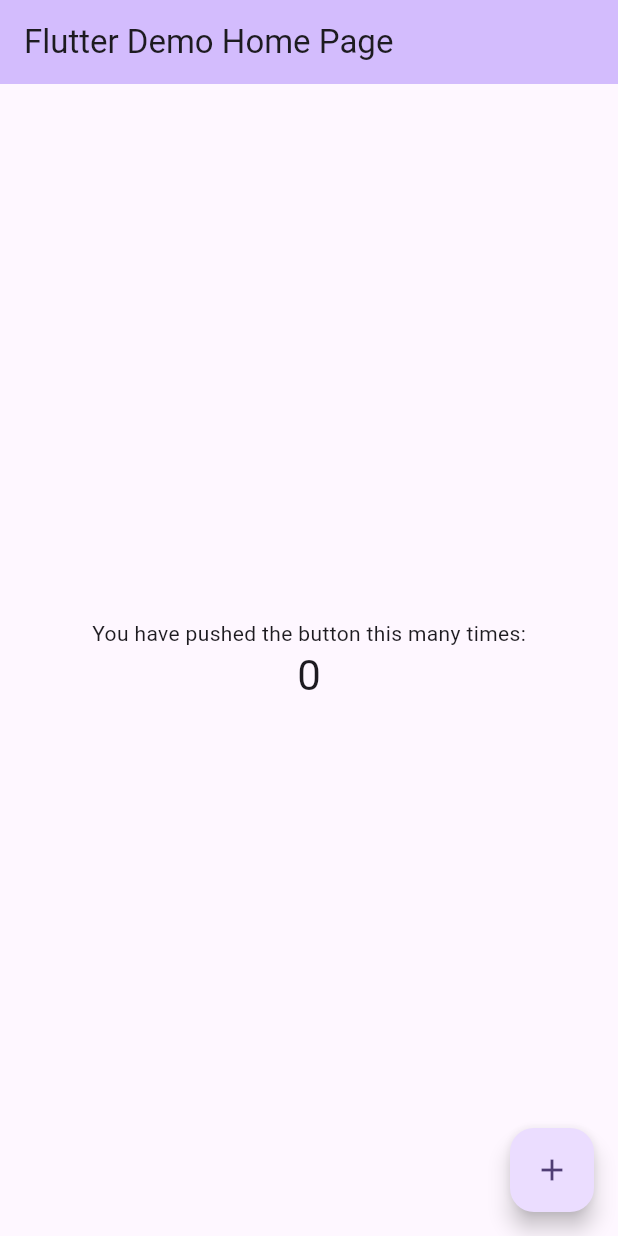
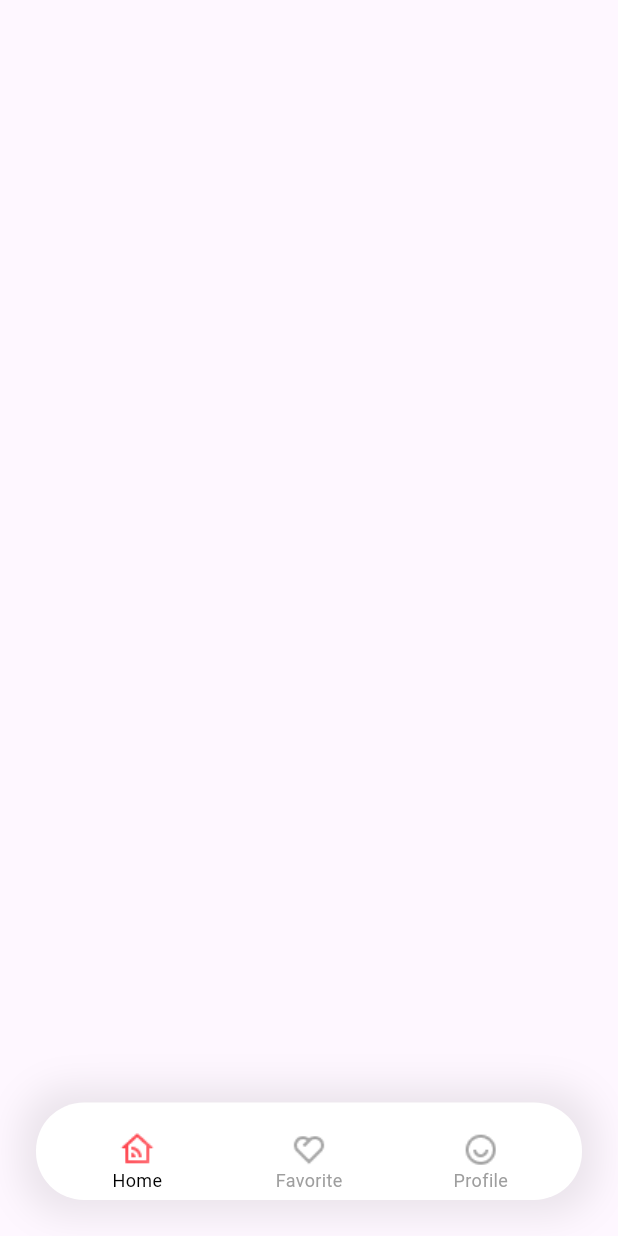
Before and after one commit to Rana-Mohsen/news_app, a Flutter app: the screen it shows after launch, on a phone screen of 412 x 824 dp. Run offline on Flutter 3.47's test engine with Material 3 defaults, Android fonts, the phone set to English and light mode, and no system bars.

Commit message:
create nav bar

```diff
--- a/lib/main.dart
+++ b/lib/main.dart
@@ -1,4 +1,5 @@
 import 'package:flutter/material.dart';
+import 'package:news_app/screens/navigation.dart';
 
 void main() {
   runApp(const MyApp());
@@ -31,95 +32,7 @@ class MyApp extends StatelessWidget {
         colorScheme: ColorScheme.fromSeed(seedColor: Colors.deepPurple),
         useMaterial3: true,
       ),
-      home: const MyHomePage(title: 'Flutter Demo Home Page'),
+      home: const Navigation(),
     );
   }
 }
-
-class MyHomePage extends StatefulWidget {
-  const MyHomePage({super.key, required this.title});
-
-  // This widget is the home page of your application. It is stateful, meaning
-  // that it has a State object (defined below) that contains fields that affect
-  // how it looks.
-
-  // This class is the configuration for the state. It holds the values (in this
-  // case the title) provided by the parent (in this case the App widget) and
-  // used by the build method of the State. Fields in a Widget subclass are
-  // always marked "final".
-
-  final String title;
-
-  @override
-  State<MyHomePage> createState() => _MyHomePageState();
-}
-
-class _MyHomePageState extends State<MyHomePage> {
-  int _counter = 0;
-
-  void _incrementCounter() {
-    setState(() {
-      // This call to setState tells the Flutter framework that something has
-      // changed in this State, which causes it to rerun the build method below
-      // so that the display can reflect the updated values. If we changed
-      // _counter without calling setState(), then the build method would not be
-      // called again, and so nothing would appear to happen.
-      _counter++;
-    });
-  }
-
-  @override
-  Widget build(BuildContext context) {
-    // This method is rerun every time setState is called, for instance as done
-    // by the _incrementCounter method above.
-    //
-    // The Flutter framework has been optimized to make rerunning build methods
-    // fast, so that you can just rebuild anything that needs updating rather
-    // than having to individually change instances of widgets.
-    return Scaffold(
-      appBar: AppBar(
-        // TRY THIS: Try changing the color here to a specific color (to
-        // Colors.amber, perhaps?) and trigger a hot reload to see the AppBar
-        // change color while the other colors stay the same.
-        backgroundColor: Theme.of(context).colorScheme.inversePrimary,
-        // Here we take the value from the MyHomePage object that was created by
-        // the App.build method, and use it to set our appbar title.
-        title: Text(widget.title),
-      ),
-      body: Center(
-        // Center is a layout widget. It takes a single child and positions it
-        // in the middle of the parent.
-        child: Column(
-          // Column is also a layout widget. It takes a list of children and
-          // arranges them vertically. By default, it sizes itself to fit its
-          // children horizontally, and tries to be as tall as its parent.
-          //
-          // Column has various properties to control how it sizes itself and
-          // how it positions its children. Here we use mainAxisAlignment to
-          // center the children vertically; the main axis here is the vertical
-          // axis because Columns are vertical (the cross axis would be
-          // horizontal).
-          //
-          // TRY THIS: Invoke "debug painting" (choose the "Toggle Debug Paint"
-          // action in the IDE, or press "p" in the console), to see the
-          // wireframe for each widget.
-          mainAxisAlignment: MainAxisAlignment.center,
-          children: <Widget>[
-            const Text(
-              'You have pushed the button this many times:',
-            ),
-            Text(
-              '$_counter',
-              style: Theme.of(context).textTheme.headlineMedium,
-            ),
-          ],
-        ),
-      ),
-      floatingActionButton: FloatingActionButton(
-        onPressed: _incrementCounter,
-        tooltip: 'Increment',
-        child: const Icon(Icons.add),
-      ), // This trailing comma makes auto-formatting nicer for build methods.
-    );
-  }
-}
--- /dev/null
+++ b/lib/screens/navigation.dart
@@ -0,0 +1,100 @@
+import 'package:flutter/material.dart';
+
+class Navigation extends StatefulWidget {
+  const Navigation({super.key});
+
+  @override
+  State<Navigation> createState() => _NavigationState();
+}
+
+class _NavigationState extends State<Navigation> {
+  List<String> icons = [
+    'assets/icons/Home.png',
+    'assets/icons/Favorite.png',
+    'assets/icons/Profile.png'
+  ];
+  List<String> selectedIcons = [
+    'assets/icons/HomeActive.png',
+    'assets/icons/FavoriteActive.png',
+    'assets/icons/ProfileActive.png'
+  ];
+  List<String> titles = ['Home', 'Favorite', 'Profile'];
+  int selectedIndex = 0;
+  @override
+  Widget build(BuildContext context) {
+    return Scaffold(
+      body: Stack(
+        children: [
+          Container(),
+          Align(
+            child: _navbar(),
+            alignment: Alignment.bottomCenter,
+          ),
+        ],
+      ),
+    );
+  }
+
+  Widget _navbar() {
+    return Container(
+      height: 65,
+      margin: const EdgeInsets.only(
+        right: 24,
+        left: 24,
+        bottom: 24,
+      ),
+      decoration: BoxDecoration(
+          color: Colors.white,
+          borderRadius: BorderRadius.circular(32),
+          boxShadow: [
+            BoxShadow(
+              blurRadius: 20,
+              color: Colors.black.withAlpha(20),
+              spreadRadius: 10,
+            )
+          ]),
+      child: Row(
+        crossAxisAlignment: CrossAxisAlignment.center,
+        mainAxisAlignment: MainAxisAlignment.spaceEvenly,
+        children: icons.map((icon) {
+          int index = icons.indexOf(icon);
+          bool isSelected = selectedIndex == index;
+          return Material(
+            color: Colors.transparent,
+            child: GestureDetector(
+              onTap: () {
+                setState(() {
+                  selectedIndex = index;
+                });
+              },
+              child: SingleChildScrollView(
+                child: Column(
+                  children: [
+                    Container(
+                      alignment: Alignment.center,
+                      margin: const EdgeInsets.only(
+                        top: 15,
+                        bottom: 0,
+                        left: 35,
+                        right: 35,
+                      ),
+                      child:
+                          Image.asset(isSelected ? selectedIcons[index] : icon),
+                    ),
+                    Text(
+                      titles[index],
+                      style: TextStyle(
+                        color: isSelected ? Colors.black : Colors.grey,
+                        fontSize: 12,
+                      ),
+                    ),
+                  ],
+                ),
+              ),
+            ),
+          );
+        }).toList(),
+      ),
+    );
+  }
+}
--- a/pubspec.yaml
+++ b/pubspec.yaml
@@ -59,9 +59,8 @@ flutter:
   uses-material-design: true
 
   # To add assets to your application, add an assets section, like this:
-  # assets:
-  #   - images/a_dot_burr.jpeg
-  #   - images/a_dot_ham.jpeg
+  assets:
+    - assets/icons/
 
   # An image asset can refer to one or more resolution-specific "variants", see
   # https://flutter.dev/assets-and-images/#resolution-aware
```
Also changed, not shown: assets/icons/Favorite.png (added), assets/icons/FavoriteActive.png (added), assets/icons/Home.png (added), assets/icons/HomeActive.png (added), assets/icons/Profile.png (added), assets/icons/ProfileActive.png (added), lib/screens/favorite_screen.dart (added), lib/screens/home_screen.dart (added), lib/screens/profile_screen.dart (added).
